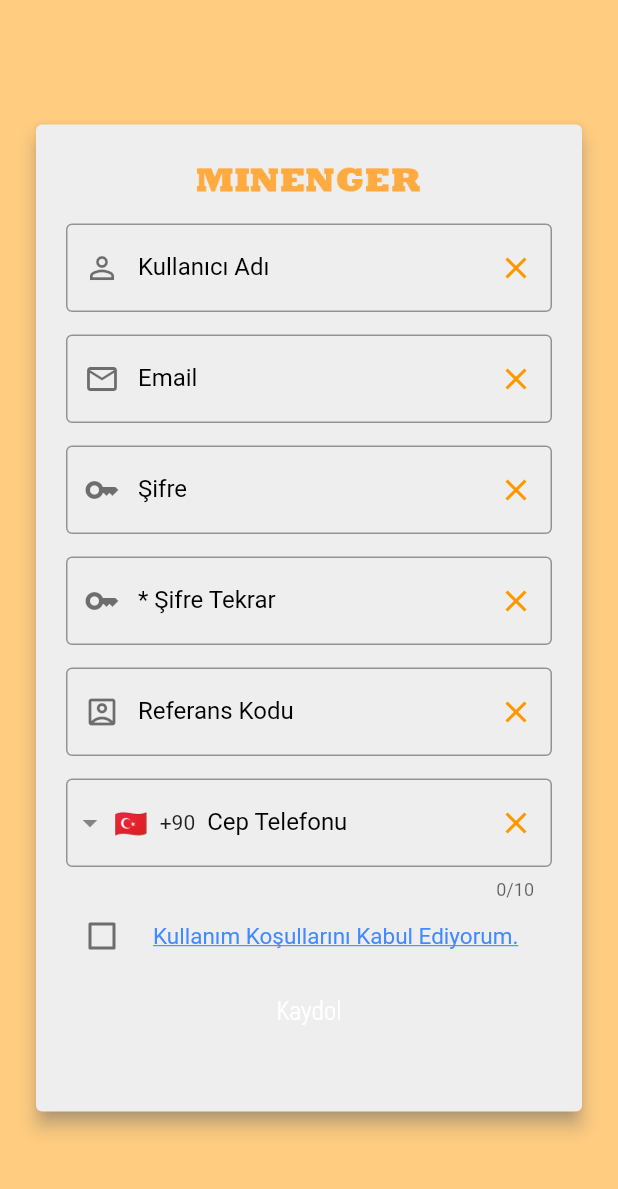
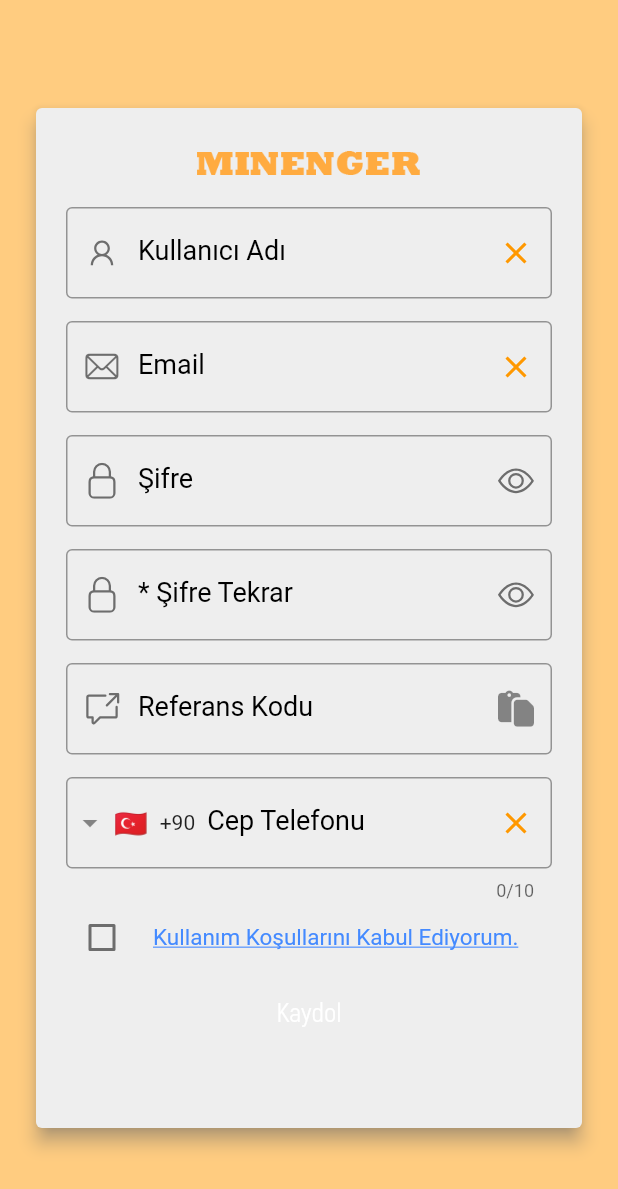
Before and after one commit to burakguvenc10/MINENGER, a Flutter app: the Signup screen opened directly, on a phone screen of 412 x 824 dp. Shown: the top 1189 px of the screen. Run offline on Flutter 3.47's test engine with Material 2 defaults, Android fonts, the phone set to English and light mode, and no system bars; drawn by our look-alikes of intl_phone_field; our stand-ins replace animated_splash_screen, awesome_notifications, csslib, dio, email_validator, flip_card and 6 more; missing offline and left inert: animated_button, clipboard, easy_animate, flutter_animated_dialog, flutter_gif, material_dialogs; accounts and stored records are empty; network calls fail; Roboto replaces fonts that are missing (Akrobat-Semibold).

Commit message:
V.1.0.19

```diff
--- a/lib/Pages/Anasayfa.dart
+++ b/lib/Pages/Anasayfa.dart
@@ -1126,4 +1126,5 @@ class _Anasayfa extends State<Anasayfa> with TickerProviderStateMixin  {
     //getSatoshiData();
     //getFightClub();
   }
+
 }
--- a/lib/Pages/Referances.dart
+++ b/lib/Pages/Referances.dart
@@ -72,6 +72,7 @@ class _Referanslar extends State<Referanslar> {
                             showCursor: false,
                             enableInteractiveSelection: false,
                             obscureText: false,
+                            style: TextStyle(fontSize: 18),
                             keyboardType: TextInputType.none,
                             autofocus: false,
                             controller: referanskodu_controller,
--- a/lib/Pages/Signup.dart
+++ b/lib/Pages/Signup.dart
@@ -1,9 +1,10 @@
 import 'package:animated_button/animated_button.dart';
+import 'package:flutter/cupertino.dart';
 import 'package:flutter/material.dart';
 import 'package:flutter/services.dart';
 import 'package:intl_phone_field/intl_phone_field.dart';
 import 'package:minenger/Pages/Login.dart';
-
+import 'package:icons_plus/icons_plus.dart';
 import '../Component/Webview_Signup.dart';
 
 const button_color = Color.fromRGBO(235, 189, 94 ,1);
@@ -13,6 +14,8 @@ final Sifre_controller = TextEditingController();
 final SifreKontrol_controller = TextEditingController();
 final ReferansKodu_controller = TextEditingController();
 final CepTelefon_controller = TextEditingController();
+bool isHiddenPassword = true;
+bool isHiddenPassword2 = true;
 
 class Signup extends StatefulWidget {
   @override
@@ -33,7 +36,7 @@ class _Signup extends State<Signup> {
             elevation: 5,
             shadowColor: Colors.grey,
             child: Container(
-              height: 658,
+              height: 680,
               padding: const EdgeInsets.all(20.0),
               child:SingleChildScrollView(
                 child:Column(
@@ -52,6 +55,7 @@ class _Signup extends State<Signup> {
                       cursorColor: Colors.black26,
                       enableInteractiveSelection: false,
                       obscureText: false,
+                      style: TextStyle(fontSize: 18),
                       keyboardType: TextInputType.text,
                       autofocus: false,
                       decoration: InputDecoration(
@@ -64,7 +68,7 @@ class _Signup extends State<Signup> {
                         ),
                         prefixIcon: IconButton(
                           onPressed: (){},
-                          icon: Icon(Icons.person_outline_outlined),
+                          icon: Icon(LineAwesome.user),
                           color: Colors.black54,
                         ),
                         focusedBorder: OutlineInputBorder(
@@ -93,6 +97,7 @@ class _Signup extends State<Signup> {
                       cursorColor: Colors.black26,
                       enableInteractiveSelection: false,
                       obscureText: false,
+                      style: TextStyle(fontSize: 18),
                       keyboardType: TextInputType.emailAddress,
                       autofocus: false,
                       decoration: InputDecoration(
@@ -105,7 +110,7 @@ class _Signup extends State<Signup> {
                         ),
                         prefixIcon: IconButton(
                           onPressed: (){},
-                          icon: Icon(Icons.mail_outline),
+                          icon: Icon(CupertinoIcons.mail),
                           color: Colors.black54,
                         ),
                         focusedBorder: OutlineInputBorder(
@@ -133,20 +138,25 @@ class _Signup extends State<Signup> {
                       showCursor: true,
                       cursorColor: Colors.black26,
                       enableInteractiveSelection: false,
-                      obscureText: true,
+                      obscureText: isHiddenPassword,
+                      style: TextStyle(fontSize: 18),
                       keyboardType: TextInputType.visiblePassword,
                       autofocus: false,
                       decoration: InputDecoration(
                         labelText: 'Şifre',
                         labelStyle: TextStyle(color: Colors.black),
                         suffixIcon: IconButton(
-                          onPressed: Sifre_controller.clear,
-                          icon: Icon(Icons.clear_sharp),
-                          color: Colors.orange,
+                          icon: Icon(isHiddenPassword? Bootstrap.eye: CupertinoIcons.eye),
+                          color: Colors.black54,
+                          onPressed: (){
+                            isHiddenPassword = !isHiddenPassword;
+                            setState(() {
+                            });
+                          },
                         ),
                         prefixIcon: IconButton(
                           onPressed: (){},
-                          icon: Icon(Icons.key),
+                          icon: Icon(Bootstrap.lock),
                           color: Colors.black54,
                         ),
                         focusedBorder: OutlineInputBorder(
@@ -174,20 +184,25 @@ class _Signup extends State<Signup> {
                       showCursor: true,
                       cursorColor: Colors.black26,
                       enableInteractiveSelection: false,
-                      obscureText: true,
+                      obscureText: isHiddenPassword2,
+                      style: TextStyle(fontSize: 18),
                       keyboardType: TextInputType.visiblePassword,
                       autofocus: false,
                       decoration: InputDecoration(
                         labelText: '* Şifre Tekrar',
                         labelStyle: TextStyle(color: Colors.black),
                         suffixIcon: IconButton(
-                          onPressed: SifreKontrol_controller.clear,
-                          icon: Icon(Icons.clear_sharp),
-                          color: Colors.orange,
+                          icon: Icon(isHiddenPassword2? Bootstrap.eye: CupertinoIcons.eye),
+                          color: Colors.black54,
+                          onPressed: (){
+                            isHiddenPassword2 = !isHiddenPassword2;
+                            setState(() {
+                            });
+                          },
                         ),
                         prefixIcon: IconButton(
                           onPressed: (){},
-                          icon: Icon(Icons.key),
+                          icon: Icon(Bootstrap.lock),
                           color: Colors.black54,
                         ),
                         focusedBorder: OutlineInputBorder(
@@ -216,6 +231,7 @@ class _Signup extends State<Signup> {
                       cursorColor: Colors.black26,
                       enableInteractiveSelection: false,
                       obscureText: false,
+                      style: TextStyle(fontSize: 18),
                       keyboardType: TextInputType.text,
                       autofocus: false,
                       decoration: InputDecoration(
@@ -223,12 +239,12 @@ class _Signup extends State<Signup> {
                         labelStyle: TextStyle(color: Colors.black),
                         suffixIcon: IconButton(
                           onPressed: ReferansKodu_controller.clear,
-                          icon: Icon(Icons.clear_sharp),
-                          color: Colors.orange,
+                          icon: Icon(FontAwesome.paste),
+                          color: Colors.black45,
                         ),
                         prefixIcon: IconButton(
                           onPressed: (){},
-                          icon: Icon(Icons.account_box_outlined),
+                          icon: Icon(OctIcons.cross_reference_24),
                           color: Colors.black54,
                         ),
                         focusedBorder: OutlineInputBorder(
@@ -253,6 +269,7 @@ class _Signup extends State<Signup> {
                     IntlPhoneField(
                       controller: CepTelefon_controller,
                       cursorColor: Colors.black,
+                      style: TextStyle(fontSize: 18),
                       decoration: InputDecoration(
                         labelText: 'Cep Telefonu',
                         suffixIcon: IconButton(
--- a/lib/Viewpager_Pages/Shiba.dart
+++ b/lib/Viewpager_Pages/Shiba.dart
@@ -268,5 +268,4 @@ class _Shiba extends State<Shiba> {
     rewardedAd.dispose();
   }
 
-
 }
--- a/pubspec.yaml
+++ b/pubspec.yaml
@@ -3,7 +3,7 @@ description: Minenger App
 
 publish_to: 'pub.dev' # Remove this line if you wish to publish to pub.dev
 
-version: 1.0.18
+version: 1.0.19
 
 environment:
   sdk: '>=2.19.0-444.6.beta <3.0.0'
@@ -39,6 +39,7 @@ dependencies:
   email_validator: ^2.1.16
   hive_flutter: ^1.1.0
   flutter_animation_progress_bar: ^2.3.1
+  icons_plus: ^4.0.0
 
 
 dev_dependencies:
```
Also changed, not shown: lib/Component/Shiba_ParaCekme_Popup.dart (+11 -7 lines), lib/Pages/AccountInfo.dart (+37 -10 lines), lib/Pages/Login.dart (+16 -5 lines), lib/Pages/WithdrawMoney.dart (+7 -1 lines), pubspec.lock.
